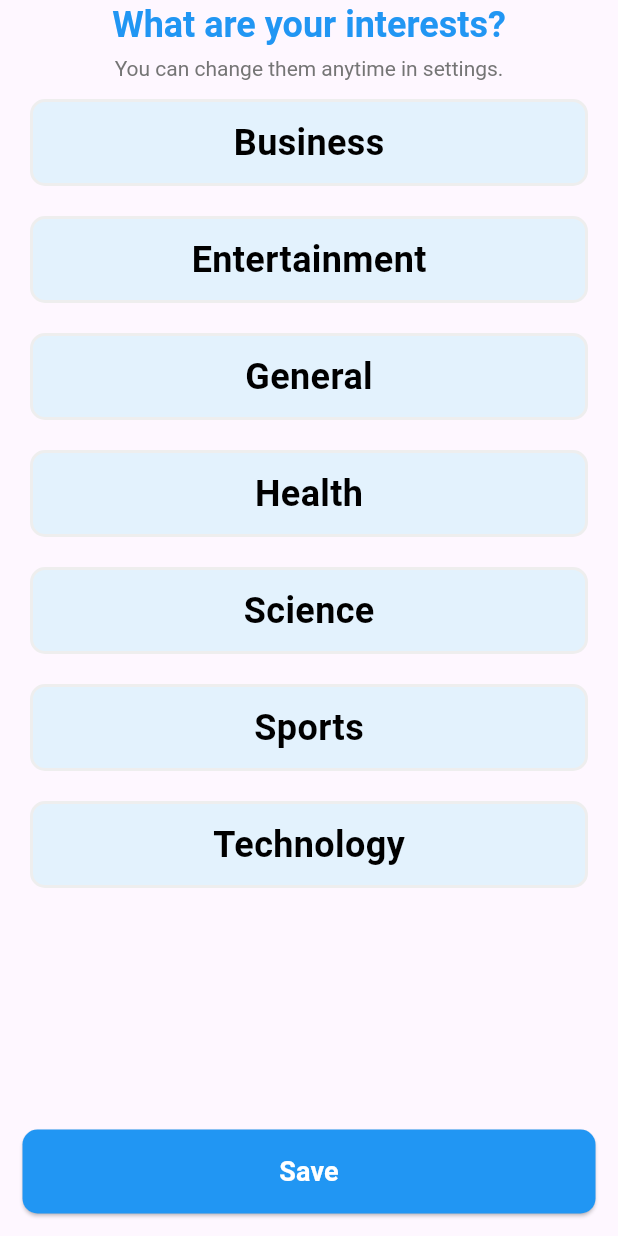
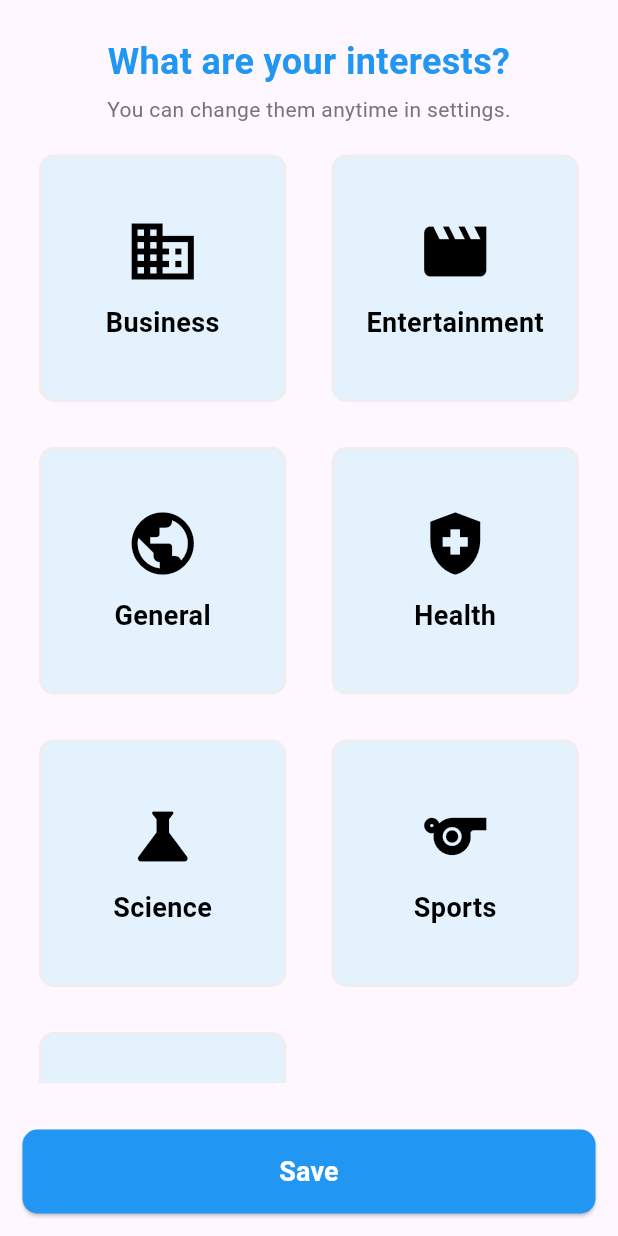
Before and after one commit to MohannadAlturk/news_app, a Flutter app: the InterestsScreen screen opened directly, on a phone screen of 412 x 824 dp. Run offline on Flutter 3.47's test engine with Material 3 defaults, Android fonts, the phone set to English and light mode, and no system bars; our stand-ins replace firebase_auth, firebase_core, flutter_dotenv, google_generative_ai, share_plus; missing offline and left inert: flutter_inappwebview; accounts and stored records are empty.

Commit message:
design changes to interests screen, implemented grid view of interest tiles with relevant icons (#26)

```diff
--- a/lib/screens/interests_screen.dart
+++ b/lib/screens/interests_screen.dart
@@ -16,14 +16,9 @@ class _InterestsScreenState extends State<InterestsScreen> {
   @override
   Widget build(BuildContext context) {
     return Scaffold(
-      body: CustomScrollView(
-        slivers: [
-          SliverAppBar(
-            backgroundColor: Colors.transparent, // Keeps it transparent
-            floating: true, // Ensures the AppBar stays visible when scrolling
-            elevation: 4, // Adds slight shadow when scrolled
-            centerTitle: true,
-            title: Column(
+      body: Padding(
+        padding: const EdgeInsets.fromLTRB(16, 24, 16, 16),
+        child: Column(
           children: [
             const Text(
               'What are your interests?',
@@ -33,6 +28,7 @@ class _InterestsScreenState extends State<InterestsScreen> {
                 fontWeight: FontWeight.bold,
                 color: Colors.blue,
               ),
+              textAlign: TextAlign.center,
             ),
             const SizedBox(height: 5),
             Text(
@@ -42,17 +38,28 @@ class _InterestsScreenState extends State<InterestsScreen> {
                 fontFamily: "CupertinoSystemText",
                 color: Colors.grey[600],
               ),
+              textAlign: TextAlign.center,
             ),
-              ],
+            const SizedBox(height: 10),
+
+            // Display interests in a grid layout
+            Expanded(
+              child: GridView.builder(
+                gridDelegate: const SliverGridDelegateWithFixedCrossAxisCount(
+                  crossAxisCount: 2,  // 2 tiles per row
+                  mainAxisSpacing: 10,
+                  crossAxisSpacing: 10,
+                  childAspectRatio: 1,  // Square tiles
                 ),
-          ),
-          SliverList(
-            delegate: SliverChildBuilderDelegate(
-                  (context, index) {
-                String interest = viewModel.interests[index];
+                itemCount: viewModel.interests.length,
+                itemBuilder: (context, index) {
+                  final interest = viewModel.interests[index]['title'];
+                  final icon = viewModel.interests[index]['icon'];
                   bool isSelected = viewModel.selectedInterests.contains(interest);
+
                   return InterestTile(
                     interest: interest,
+                    icon: icon,
                     isSelected: isSelected,
                     onTap: () {
                       setState(() {
@@ -61,10 +68,10 @@ class _InterestsScreenState extends State<InterestsScreen> {
                     },
                   );
                 },
-              childCount: viewModel.interests.length,
               ),
             ),
           ],
+        ),
       ),
       bottomNavigationBar: Padding(
         padding: const EdgeInsets.all(15.0),
--- a/lib/view_models/interests_view_model.dart
+++ b/lib/view_models/interests_view_model.dart
@@ -1,13 +1,15 @@
+import 'package:flutter/material.dart';
+
 class InterestsViewModel {
-  // List of interests
-  List<String> interests = [
-    'Business',
-    'Entertainment',
-    'General',
-    'Health',
-    'Science',
-    'Sports',
-    "Technology"
+  // List of interests with associated icons
+  final List<Map<String, dynamic>> interests = [
+    {'title': 'Business', 'icon': Icons.business},
+    {'title': 'Entertainment', 'icon': Icons.movie},
+    {'title': 'General', 'icon': Icons.public},
+    {'title': 'Health', 'icon': Icons.health_and_safety},
+    {'title': 'Science', 'icon': Icons.science},
+    {'title': 'Sports', 'icon': Icons.sports},
+    {'title': 'Technology', 'icon': Icons.computer},
   ];
 
   // Track selected interests
--- a/lib/widgets/interest_tile.dart
+++ b/lib/widgets/interest_tile.dart
@@ -4,11 +4,14 @@ class InterestTile extends StatelessWidget {
   final String interest;
   final bool isSelected;
   final VoidCallback onTap;
+  final IconData icon;  // Add the icon data
 
-  const InterestTile({super.key,
+  const InterestTile({
+    super.key,
     required this.interest,
     required this.isSelected,
     required this.onTap,
+    required this.icon,  // Require an icon
   });
 
   @override
@@ -16,7 +19,7 @@ class InterestTile extends StatelessWidget {
     return GestureDetector(
       onTap: onTap,
       child: Container(
-        margin: const EdgeInsets.symmetric(vertical: 10, horizontal: 20),
+        margin: const EdgeInsets.all(10),
         padding: const EdgeInsets.all(10),
         decoration: BoxDecoration(
           color: isSelected ? Colors.blue[200] : Colors.blue[50],
@@ -26,16 +29,21 @@ class InterestTile extends StatelessWidget {
             width: 2,
           ),
         ),
-        child: Center(
-          child: Text(
-            interest,
-            style: const TextStyle(
-              color: Colors.black,
-              fontSize: 24,
-              fontWeight: FontWeight.bold,
-              fontFamily: "CupertinoSystemText"
+        child: Column(
+          mainAxisAlignment: MainAxisAlignment.center,
+          children: [
+            Icon(icon, size: 50, color: isSelected ? Colors.blue : Colors.black),  // Display the icon
+            const SizedBox(height: 10),
+            Text(
+              interest,
+              style: const TextStyle(
+                color: Colors.black,
+                fontSize: 18,
+                fontWeight: FontWeight.bold,
+              ),
+              textAlign: TextAlign.center,
             ),
-          ),
+          ],
         ),
       ),
     );
```
Lines whose indentation alone changed are shown as unchanged.
